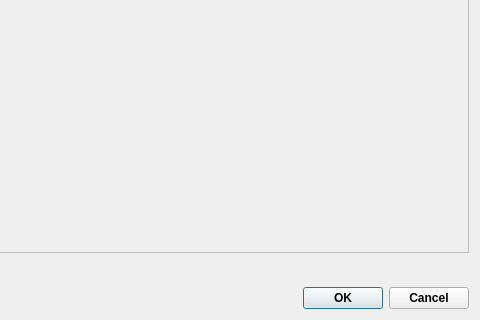
Old version of the form ui/dialogs/playlistedit.ui in the repository amirmohsen1384/Mockingbird; both pictures show x 170 to 650 and y 430 to 750 of the 650 by 750 pixel window.
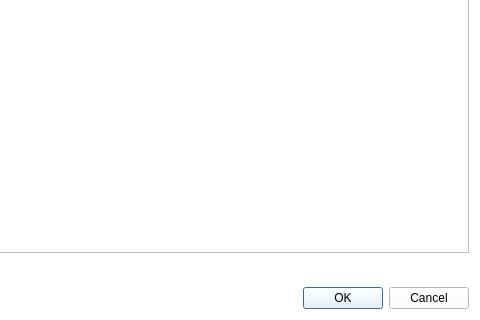
New version of the form. Icons and pictures are not drawn.

Diff of the .ui file:
```diff
--- a/ui/dialogs/playlistedit.ui
+++ b/ui/dialogs/playlistedit.ui
@@ -19,6 +19,9 @@
   <property name="windowTitle">
    <string>Playlist Editor</string>
   </property>
+  <property name="styleSheet">
+   <string notr="true">background-color:white</string>
+  </property>
   <property name="modal">
    <bool>true</bool>
   </property>
```
Left out of the diff: 16 changed lines with no effect on the pictures.
